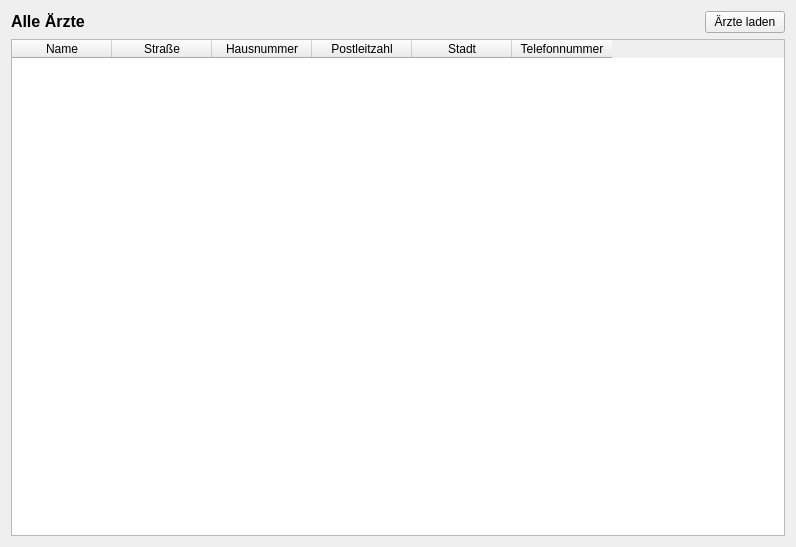
Before: the Qt Designer form Project/Client/Client/doctoroverview.ui in FinrodFelegund/Laborpraktikum, drawn with Qt 5.
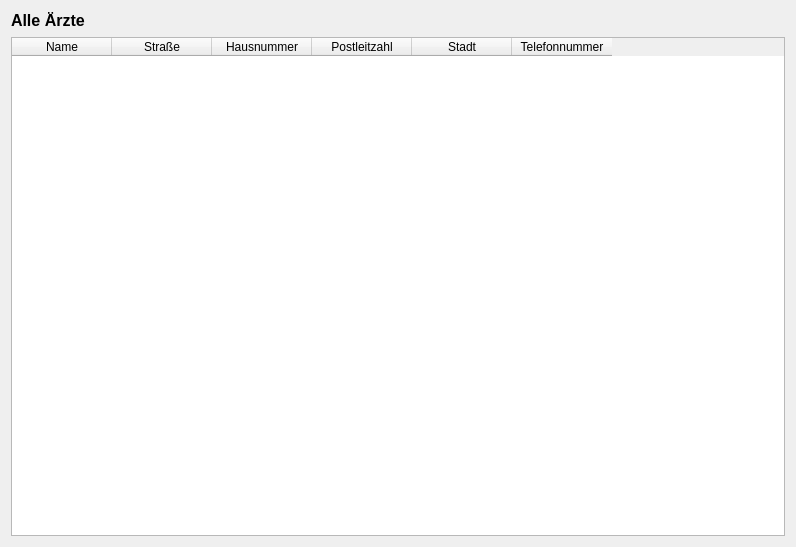
After: the same form once the commit is applied.

```diff
--- a/Project/Client/Client/doctoroverview.ui
+++ b/Project/Client/Client/doctoroverview.ui
@@ -14,13 +14,6 @@
    <string>Form</string>
   </property>
   <layout class="QGridLayout" name="gridLayout">
-   <item row="0" column="2">
-    <widget class="QPushButton" name="loadDocsButton">
-     <property name="text">
-      <string>Ärzte laden</string>
-     </property>
-    </widget>
-   </item>
    <item row="0" column="0">
     <widget class="QLabel" name="label">
      <property name="text">
```
